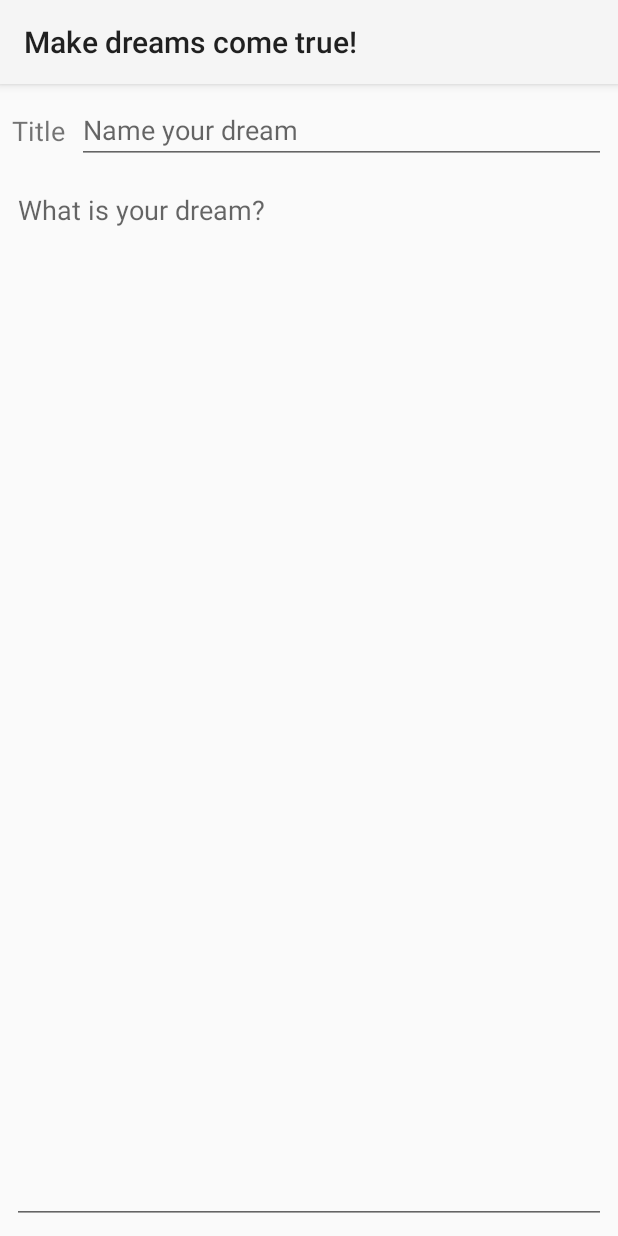
After one commit to ZubenkoHalyna/DreamMaterialization, an Android app: the fragment DreamInfoFragment placed in its activity, on a phone screen of 412 x 824 dp. The commit adds this screen. Run offline under Robolectric (Android 15) with nearby library versions, the phone set to English and light mode, and no system bars; 7 statements that could not run were skipped.

Commit message:
Dream description activity added

```diff
--- a/app/build.gradle
+++ b/app/build.gradle
@@ -24,7 +24,7 @@ android {
 
 dependencies {
     implementation fileTree(dir: 'libs', include: ['*.jar'])
-    implementation"org.jetbrains.kotlin:kotlin-stdlib-jdk7:$kotlin_version"
+    implementation "org.jetbrains.kotlin:kotlin-stdlib-jdk7:$kotlin_version"
     implementation 'com.android.support:appcompat-v7:28.0.0'
     implementation 'com.android.support.constraint:constraint-layout:1.1.3'
     testImplementation 'junit:junit:4.12'
--- /dev/null
+++ b/app/src/main/java/net/ukr/zubenko/g/dreammaterialization/DreamInfoActivity.kt
@@ -0,0 +1,34 @@
+package net.ukr.zubenko.g.dreammaterialization
+
+import android.content.Context
+import android.content.Intent
+import android.os.Bundle
+import net.ukr.zubenko.g.dreammaterialization.data.database.labs.DreamLab
+import net.ukr.zubenko.g.dreammaterialization.data.database.tables.data.Dream
+import java.util.*
+
+class DreamInfoActivity : SingleFragmentActivity() {
+    private lateinit var mDream: Dream
+
+    override fun createFragment() = DreamInfoFragment.getInstance(mDream)
+
+    companion object {
+        const val EXTRA_DREAM_ID = "android.dream.materialization.dream_id"
+
+        fun newIntent(packageContext: Context, dream: Dream): Intent {
+            val intent = Intent(packageContext, DreamInfoActivity::class.java)
+            intent.putExtra(EXTRA_DREAM_ID, dream.mId)
+            return intent
+        }
+    }
+
+    override fun onCreate(savedInstanceState: Bundle?) {
+        val dreamId = intent.getSerializableExtra(EXTRA_DREAM_ID) as UUID
+        DreamLab.getItem(dreamId)?.let {
+            mDream = it
+        }
+
+        super.onCreate(savedInstanceState)
+    }
+
+}
--- /dev/null
+++ b/app/src/main/java/net/ukr/zubenko/g/dreammaterialization/DreamInfoFragment.kt
@@ -0,0 +1,53 @@
+package net.ukr.zubenko.g.dreammaterialization
+
+import android.os.Bundle
+import android.support.v4.app.Fragment
+import android.text.Editable
+import android.text.TextWatcher
+import android.view.LayoutInflater
+import android.view.View
+import android.view.ViewGroup
+import android.widget.EditText
+import net.ukr.zubenko.g.dreammaterialization.data.database.tables.data.Dream
+
+class DreamInfoFragment: Fragment() {
+    private lateinit var mTitle: EditText
+    private lateinit var mDescription: EditText
+    private lateinit var mDream: Dream
+
+    companion object {
+        fun getInstance(dream: Dream): Fragment {
+            val fr = DreamInfoFragment()
+            fr.mDream = dream
+            return fr
+        }
+    }
+
+    override fun onCreateView(inflater: LayoutInflater, container: ViewGroup?, savedInstanceState: Bundle?): View? {
+        val view = inflater.inflate(R.layout.fragment_dream_info, container, false)
+
+        mTitle = view.findViewById(R.id.dreamTitle)
+        mTitle.setText(mDream.mTitle)
+        mTitle.addTextChangedListener(getTextChangedListener { s ->
+            mDream = mDream.copy(title = s)
+        })
+
+        mDescription = view.findViewById(R.id.dreamDescription)
+        mDescription.setText(mDream.mDescription)
+        mDescription.addTextChangedListener(getTextChangedListener { s ->
+            mDream = mDream.copy(description = s)
+        })
+
+        return view
+    }
+
+    private fun getTextChangedListener(textChangeAction: (String) -> Unit) =
+        object : TextWatcher {
+            override fun beforeTextChanged(s: CharSequence, start: Int, count: Int, after: Int) {}
+            override fun onTextChanged(s: CharSequence, start: Int, before: Int, count: Int) {
+                textChangeAction(s.toString())
+            }
+            override fun afterTextChanged(s: Editable) {}
+        }
+
+}
--- /dev/null
+++ b/app/src/main/res/layout/fragment_dream_info.xml
@@ -0,0 +1,49 @@
+<?xml version="1.0" encoding="utf-8"?>
+<android.support.constraint.ConstraintLayout
+        xmlns:android="http://schemas.android.com/apk/res/android"
+        xmlns:tools="http://schemas.android.com/tools"
+        xmlns:app="http://schemas.android.com/apk/res-auto"
+        android:layout_width="match_parent"
+        android:layout_height="match_parent"
+        tools:context=".DreamInfoActivity">
+
+    <TextView
+            android:text="@string/dream_title"
+            android:layout_width="wrap_content"
+            android:layout_height="wrap_content"
+            android:id="@+id/textView"
+            android:textSize="18sp"
+            app:layout_constraintStart_toStartOf="parent"
+            android:layout_marginStart="8dp"
+            app:layout_constraintBottom_toBottomOf="@+id/dreamTitle"
+            app:layout_constraintTop_toTopOf="@+id/dreamTitle"/>
+    <EditText
+            android:id="@+id/dreamTitle"
+            android:inputType="text"
+            android:hint="@string/dream_title_hint"
+            android:layout_width="0dp"
+            android:layout_height="wrap_content"
+            app:layout_constraintStart_toEndOf="@+id/textView"
+            android:layout_marginStart="8dp"
+            android:layout_marginTop="8dp"
+            app:layout_constraintTop_toTopOf="parent"
+            app:layout_constraintEnd_toEndOf="parent"
+            android:layout_marginEnd="8dp"
+            app:layout_constraintHorizontal_bias="0.0"/>
+
+    <EditText
+            android:id="@+id/dreamDescription"
+            android:inputType="text"
+            android:hint="@string/dream_description_hint"
+            android:layout_width="0dp"
+            android:layout_height="0dp"
+            app:layout_constraintStart_toStartOf="parent"
+            app:layout_constraintBottom_toBottomOf="parent"
+            app:layout_constraintEnd_toEndOf="parent"
+            android:layout_marginTop="8dp"
+            app:layout_constraintTop_toBottomOf="@+id/dreamTitle"
+            android:layout_marginStart="8dp"
+            android:layout_marginBottom="8dp"
+            android:layout_marginEnd="8dp"
+            android:gravity="top|start"/>
+</android.support.constraint.ConstraintLayout>
--- a/app/src/main/res/values/strings.xml
+++ b/app/src/main/res/values/strings.xml
@@ -1,4 +1,8 @@
 <resources>
-    <string name="app_name">DreamMaterialization</string>
+    <string name="app_name">Make dreams come true!</string>
     <string name="add_dream_menu_item_title">Add dream</string>
+    <string name="dream_title_hint">Name your dream</string>
+    <string name="dream_title">Title</string>
+    <string name="dream_description_hint">What is your dream?</string>
+    <string name="dream_description">Description</string>
 </resources>
```
Also changed, not shown: app/src/main/AndroidManifest.xml (+16 -8 lines), app/src/main/java/net/ukr/zubenko/g/dreammaterialization/Collage.kt (+15 -1 lines), app/src/main/java/net/ukr/zubenko/g/dreammaterialization/data/TouchEventData.kt (+7 -0 lines), app/src/main/java/net/ukr/zubenko/g/dreammaterialization/data/database/tables/data/DreamView.kt (+12 -3 lines).
